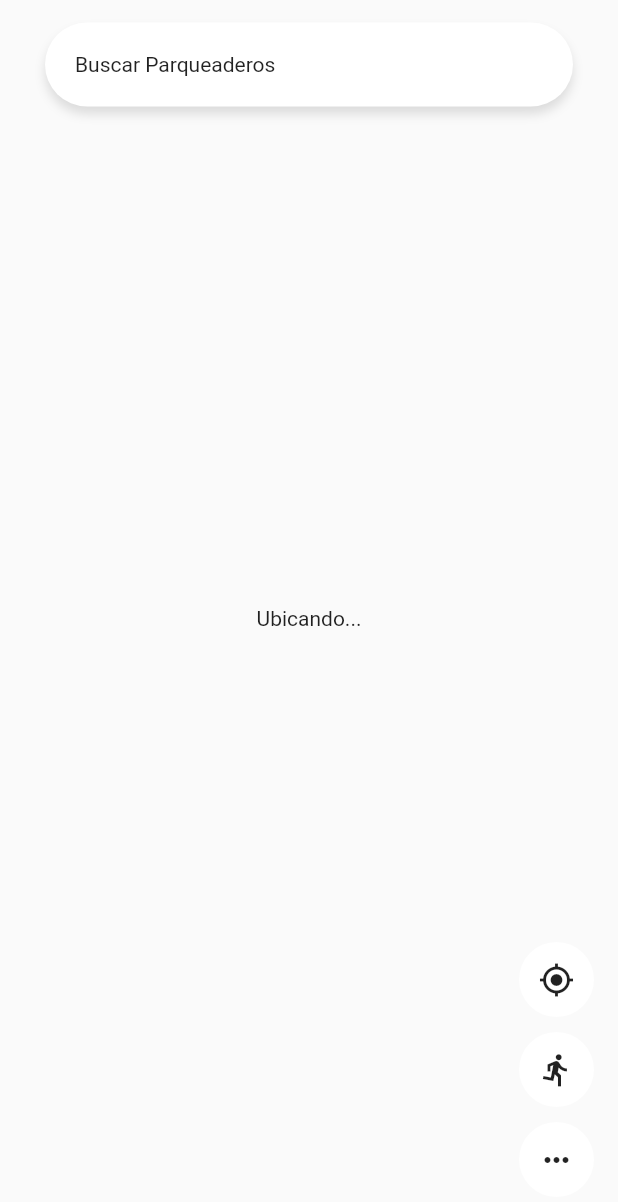
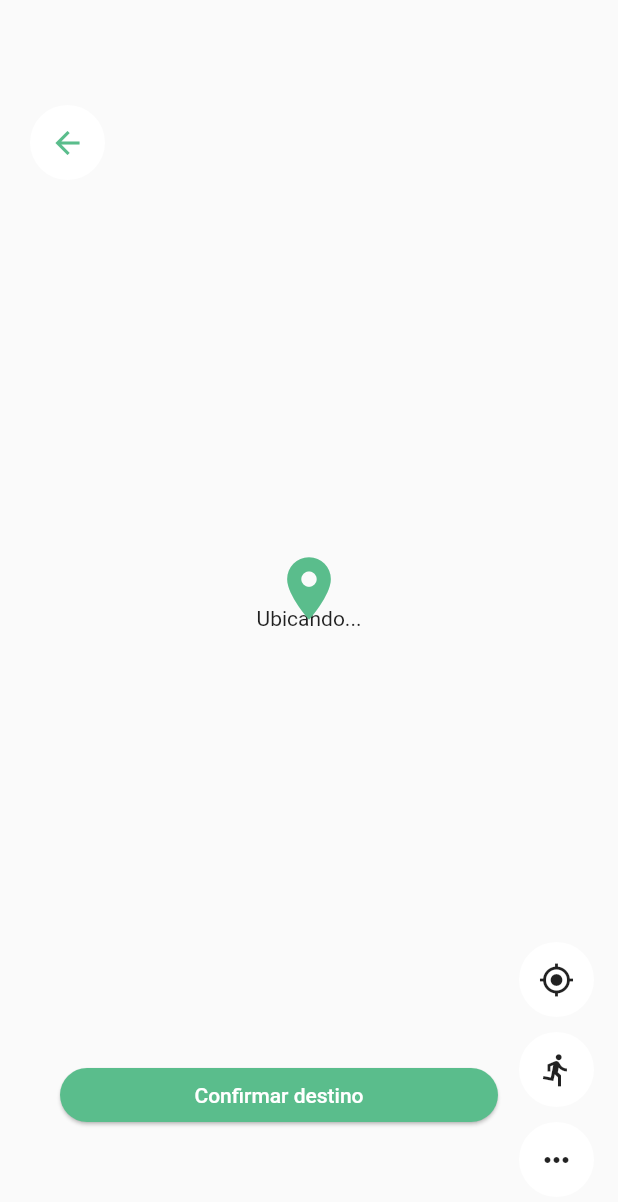
Before and after one commit to AndresPerezfc/Flutter-Mapa, a Flutter app: the screen it shows after launch, on a phone screen of 412 x 824 dp. Shown: the top 1202 px of the screen. Run offline on Flutter 3.47's test engine with Material 2 defaults, Android fonts, the phone set to English and light mode, and no system bars; our stand-ins replace bloc, flutter_bloc, geolocator, google_maps_flutter, permission_handler.

Commit message:
Diseño: marcador central y opciones

```diff
--- a/samaria_parking_map/lib/pages/mapa_page.dart
+++ b/samaria_parking_map/lib/pages/mapa_page.dart
@@ -30,7 +30,9 @@ class _MapaPageState extends State<MapaPage> {
         children: [
           BlocBuilder<MiUbicacionBloc, MiUbicacionState>(
               builder: (context, state) => crearMapa(state)),
-          Positioned(top: 15, child: SearchBar()),
+
+          //Positioned(top: 15, child: SearchBar()),
+          MarcadorManual(),
         ],
       ),
       floatingActionButton: Column(
--- /dev/null
+++ b/samaria_parking_map/lib/widgets/marcador_manual.dart
@@ -0,0 +1,48 @@
+part of 'widgets.dart';
+
+class MarcadorManual extends StatelessWidget {
+  @override
+  Widget build(BuildContext context) {
+    final width = MediaQuery.of(context).size.width;
+    return Stack(
+      children: [
+        Positioned(
+            top: 70,
+            left: 20,
+            child: CircleAvatar(
+              maxRadius: 25,
+              backgroundColor: Colors.white,
+              child: IconButton(
+                icon: Icon(
+                  Icons.arrow_back,
+                  color: Color(0xff5abd8c),
+                ),
+                onPressed: () {},
+              ),
+            )),
+        Center(
+          child: Transform.translate(
+              offset: Offset(0, -20),
+              child: Icon(
+                Icons.location_on,
+                size: 50,
+                color: Color(0xff5abd8c),
+              )),
+        ),
+        Positioned(
+            bottom: 70,
+            left: 40,
+            child: MaterialButton(
+              minWidth: width - 120,
+              child: Text('Confirmar destino',
+                  style: TextStyle(color: Colors.white)),
+              color: Color(0xff5abd8c),
+              elevation: 1,
+              shape: StadiumBorder(),
+              splashColor: Colors.transparent,
+              onPressed: () {},
+            )),
+      ],
+    );
+  }
+}
--- a/samaria_parking_map/lib/widgets/widgets.dart
+++ b/samaria_parking_map/lib/widgets/widgets.dart
@@ -9,3 +9,4 @@ part 'btn_ubicacion.dart';
 part 'btn_mi_ruta.dart';
 part 'btn_seguir_ubicacion.dart';
 part 'searchbar.dart';
+part 'marcador_manual.dart';
```
